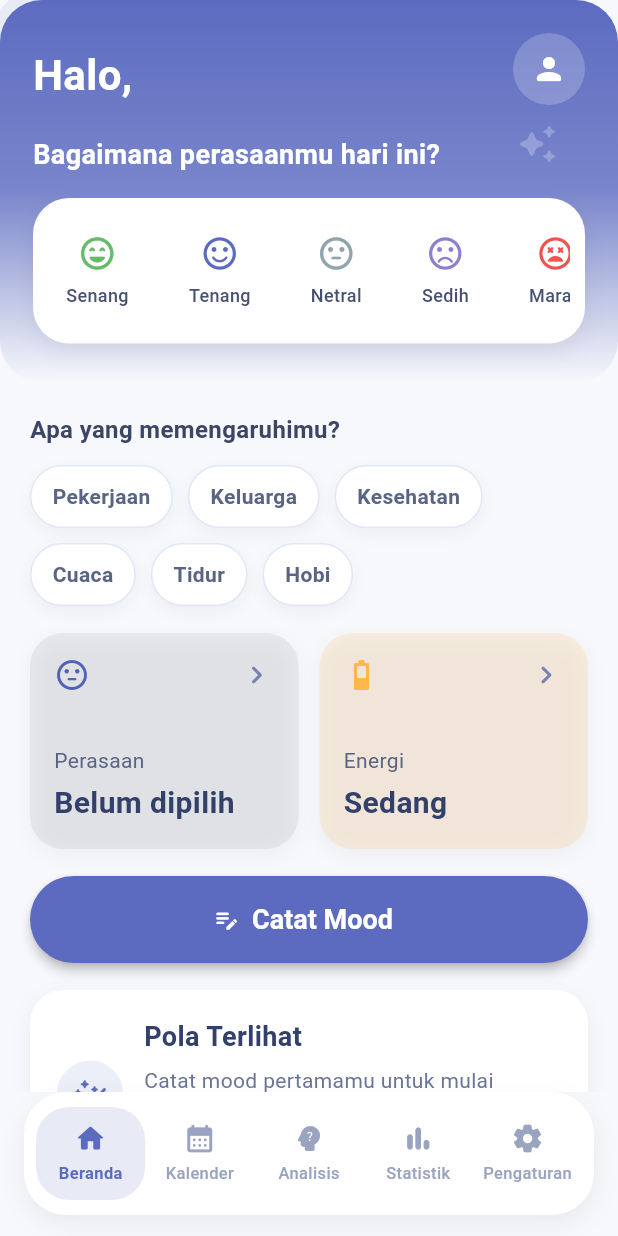
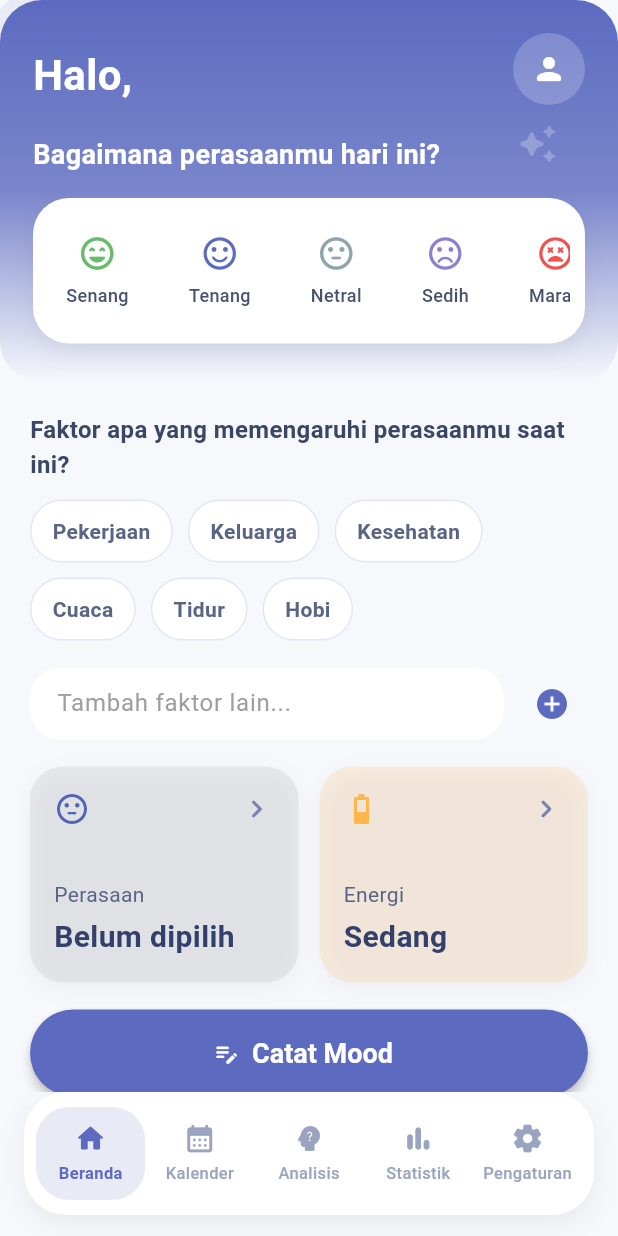
Before and after one commit to paniabisnis-commits/moodspace, a Flutter app: the HomeScreen screen opened directly with empty values, on a phone screen of 412 x 824 dp. Run offline on Flutter 3.47's test engine with Material 3 defaults, Android fonts, the phone set to English and light mode, and no system bars; our stand-ins replace confetti.

Commit message:
feat: add custom influence tags with auto-select and fix widget build errors

```diff
--- a/lib/screens/home_content.dart
+++ b/lib/screens/home_content.dart
@@ -3,7 +3,7 @@ import 'package:flutter/material.dart';
 import 'mood_decor.dart';
 import 'mood_model.dart';
 
-class HomeContent extends StatelessWidget {
+class HomeContent extends StatefulWidget {
   const HomeContent({
     super.key,
     required this.userName,
@@ -17,6 +17,8 @@ class HomeContent extends StatelessWidget {
     required this.onLogMoodTap,
     required this.onStreakTap,
     required this.onReflectionTap,
+    required this.customInfluenceTags,
+    required this.onAddCustomInfluence,
   });
 
   final String userName;
@@ -30,10 +32,44 @@ class HomeContent extends StatelessWidget {
   final VoidCallback onLogMoodTap;
   final VoidCallback onStreakTap;
   final VoidCallback onReflectionTap;
+  final List<String> customInfluenceTags;
+  final ValueChanged<String> onAddCustomInfluence;
+
+
+  @override
+  State<HomeContent> createState() => _HomeContentState();
+}
+class _HomeContentState extends State<HomeContent> {
+  final List<String> customTags = [];
+  final TextEditingController tagController = TextEditingController();
+  List<String> get allTags => [
+  ...homeInfluenceTags,
+  ...customTags,
+];
+
+  void _addTag(String value) {
+    final trimmed = value.trim();
+    if (trimmed.isEmpty) return;
+
+    widget.onAddCustomInfluence(trimmed);
+    widget.onInfluenceTap(trimmed);
+
+    tagController.clear();
+  }
+
+  @override
+  void dispose() {
+    tagController.dispose();
+    super.dispose();
+  }
 
   @override
   Widget build(BuildContext context) {
-    final moodDefinition = currentMood?.definition;
+    final moodDefinition = widget.currentMood?.definition;
+      final combinedTags = [
+    ...allTags,
+    ...widget.customInfluenceTags,
+  ];
 
     return SafeArea(
       child: SingleChildScrollView(
@@ -91,7 +127,7 @@ class HomeContent extends StatelessWidget {
 
                                   const SizedBox(height: 8),
                                   Text(
-                                    'Halo, $userName',
+                                    'Halo, ${widget.userName}',
                                     style: const TextStyle(
                                       fontSize: 28,
                                       fontWeight: FontWeight.bold,
@@ -105,7 +141,7 @@ class HomeContent extends StatelessWidget {
                               color: Colors.white.withValues(alpha: 0.2),
                               shape: const CircleBorder(),
                               child: IconButton(
-                                onPressed: onProfileTap,
+                                onPressed: widget.onProfileTap,
                                 icon: const Icon(
                                   Icons.person_rounded,
                                   color: Colors.white,
@@ -158,7 +194,7 @@ class HomeContent extends StatelessWidget {
 
                                   return InkWell(
                                     borderRadius: BorderRadius.circular(20),
-                                    onTap: () => onMoodTap(mood),
+                                    onTap: () => widget.onMoodTap(mood),
                                     child: AnimatedContainer(
                                       duration: const Duration(
                                         milliseconds: 220,
@@ -214,7 +250,7 @@ class HomeContent extends StatelessWidget {
                   crossAxisAlignment: CrossAxisAlignment.start,
                   children: [
                     const Text(
-                      'Apa yang memengaruhimu?',
+                      'Faktor apa yang memengaruhi perasaanmu saat ini?',
                       style: TextStyle(
                         fontSize: 16,
                         fontWeight: FontWeight.w700,
@@ -222,14 +258,18 @@ class HomeContent extends StatelessWidget {
                       ),
                     ),
                     const SizedBox(height: 12),
+
                       Wrap(
                         spacing: 10,
                         runSpacing: 10,
-                      children: homeInfluenceTags.map((tag) {
-                        final selected = selectedInfluences.contains(tag);
+                        children: combinedTags.map((tag) {
+                          final selected = widget.selectedInfluences.contains(tag);
+
                           return InkWell(
                             borderRadius: BorderRadius.circular(999),
-                          onTap: () => onInfluenceTap(tag),
+                            onTap: () {
+                              widget.onInfluenceTap(tag);
+                            },
                             child: AnimatedContainer(
                               duration: const Duration(milliseconds: 220),
                               padding: const EdgeInsets.symmetric(
@@ -246,13 +286,6 @@ class HomeContent extends StatelessWidget {
                                       ? appPrimary
                                       : const Color(0xFFE2E7F8),
                                 ),
-                              boxShadow: [
-                                BoxShadow(
-                                  color: Colors.black.withValues(alpha: 0.04),
-                                  blurRadius: 8,
-                                  offset: const Offset(0, 4),
-                                ),
-                              ],
                               ),
                               child: Text(
                                 tag,
@@ -267,6 +300,42 @@ class HomeContent extends StatelessWidget {
                           );
                         }).toList(),
                       ),
+
+                    const SizedBox(height: 18),
+                    Row(
+                      children: [
+                        Expanded(
+                          child: TextField(
+                            controller: tagController,
+                            decoration: InputDecoration(
+                              hintText: 'Tambah faktor lain...',
+                              filled: true,
+                              fillColor: Colors.white,
+                              contentPadding: const EdgeInsets.symmetric(
+                                horizontal: 14,
+                                vertical: 10,
+                              ),
+                              border: OutlineInputBorder(
+                                borderRadius: BorderRadius.circular(999),
+                                borderSide: BorderSide.none,
+                              ),
+                            ),
+                            onSubmitted: (value) {
+                              _addTag(value);
+                            },
+                            textInputAction: TextInputAction.done,
+                          ),
+                        ),
+                        const SizedBox(width: 8),
+                        IconButton(
+                          icon: const Icon(Icons.add_circle, color: appPrimary),
+                          onPressed: () {
+                            _addTag(tagController.text);
+                          },
+                        ),
+                      ],
+                    ),
+
                     const SizedBox(height: 18),
                     Row(
                       children: [
@@ -282,20 +351,20 @@ class HomeContent extends StatelessWidget {
                             iconColor:
                                 moodDefinition?.color ??
                                 const Color(0xFF5163B9),
-                            onTap: onLogMoodTap,
+                            onTap: widget.onLogMoodTap,
                           ),
                         ),
                         const SizedBox(width: 14),
                         Expanded(
                           child: _InfoCard(
                             title: 'Energi',
-                            icon: energyIcon(energyLevel),
-                            value: energyLevel,
+                            icon: energyIcon(widget.energyLevel),
+                            value: widget.energyLevel,
                             tint: energyColor(
-                              energyLevel,
+                              widget.energyLevel,
                             ).withValues(alpha: 0.16),
-                            iconColor: energyColor(energyLevel),
-                            onTap: onEnergyTap,
+                            iconColor: energyColor(widget.energyLevel),
+                            onTap: widget.onEnergyTap,
                           ),
                         ),
                       ],
@@ -304,7 +373,7 @@ class HomeContent extends StatelessWidget {
                     SizedBox(
                       width: double.infinity,
                       child: ElevatedButton.icon(
-                        onPressed: onLogMoodTap,
+                        onPressed: widget.onLogMoodTap,
                         icon: const Icon(Icons.edit_note_rounded),
                         label: const Text('Catat Mood'),
                       ),
@@ -312,11 +381,11 @@ class HomeContent extends StatelessWidget {
                     const SizedBox(height: 18),
                     _ActionCard(
                       title: 'Pola Terlihat',
-                      body: currentMood == null
+                      body: widget.currentMood == null
                           ? 'Catat mood pertamamu untuk mulai melihat pola emosi harian.'
                           : 'Kamu cenderung lebih stabil saat punya ritme istirahat yang cukup.',
                       icon: Icons.auto_graph_rounded,
-                      onTap: onReflectionTap,
+                      onTap: widget.onReflectionTap,
                       actionLabel: 'Lihat Refleksi',
                     ),
                     const SizedBox(height: 14),
@@ -325,7 +394,7 @@ class HomeContent extends StatelessWidget {
                       body:
                           'Jaga konsistensimu dengan melakukan check-in setiap hari.',
                       icon: Icons.local_fire_department_rounded,
-                      onTap: onStreakTap,
+                      onTap: widget.onStreakTap,
                       actionLabel: 'Lihat Riwayat',
                     ),
                   ],
--- a/lib/screens/onboarding_screen.dart
+++ b/lib/screens/onboarding_screen.dart
@@ -157,7 +157,7 @@ class _OnboardingScreenState extends State<OnboardingScreen> {
                       elevation: isButtonEnabled ? 3 : 0,
                       shadowColor: appPrimary.withValues(alpha: 0.25),
                       shape: RoundedRectangleBorder(
-                        borderRadius: BorderRadius.circular(26), // 🔥 lebih rounded
+                        borderRadius: BorderRadius.circular(26),
                       ),
                     ),
                     child: const Text(
--- a/lib/screens/test_category_model.dart
+++ b/lib/screens/test_category_model.dart
@@ -66,7 +66,7 @@ const List<TestCategory> testCategories = [
     ],
   ),
   TestCategory(
-    title: 'Tes Stres',
+    title: 'Tes Stress',
     icon: Icons.thermostat_rounded,
     color: Color(0xFFFFB74D),
     description: 'Ukur tekanan harian dan energimu.',
```
Also changed, not shown: lib/screens/home_screen.dart (+13 -10 lines), lib/screens/mood_model.dart (+3 -4 lines), lib/screens/test_feature.dart (deleted, +0 -169 lines), lib/screens/test_question_screen.dart (deleted, +0 -158 lines). Lines whose indentation alone changed are shown as unchanged.
